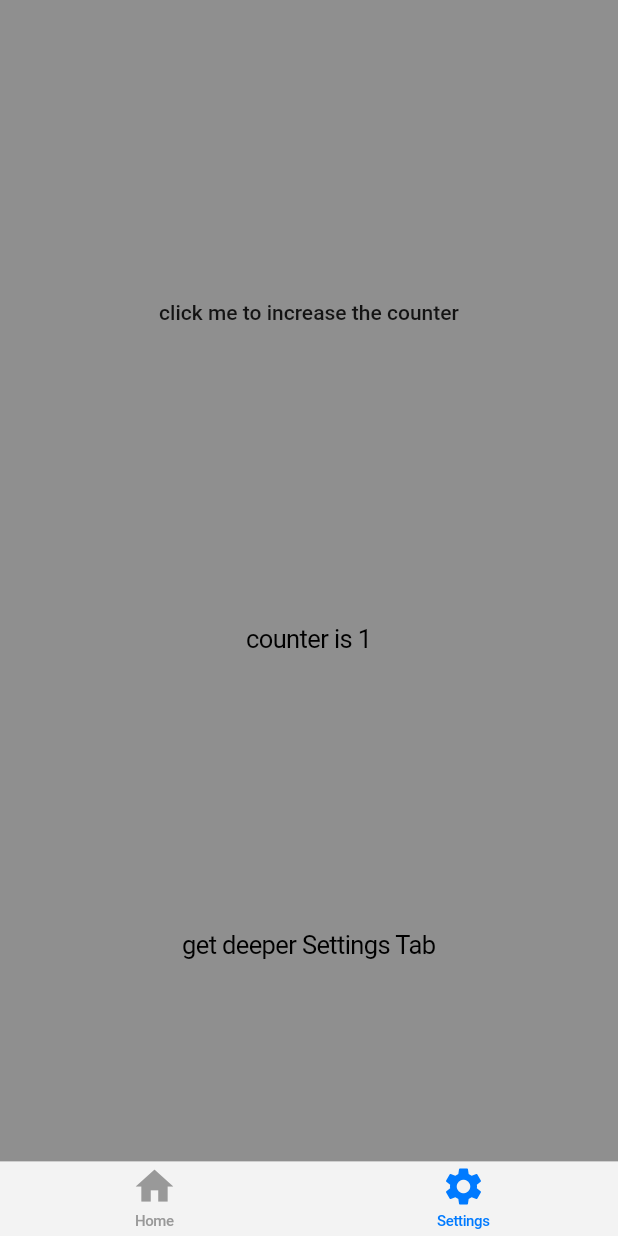
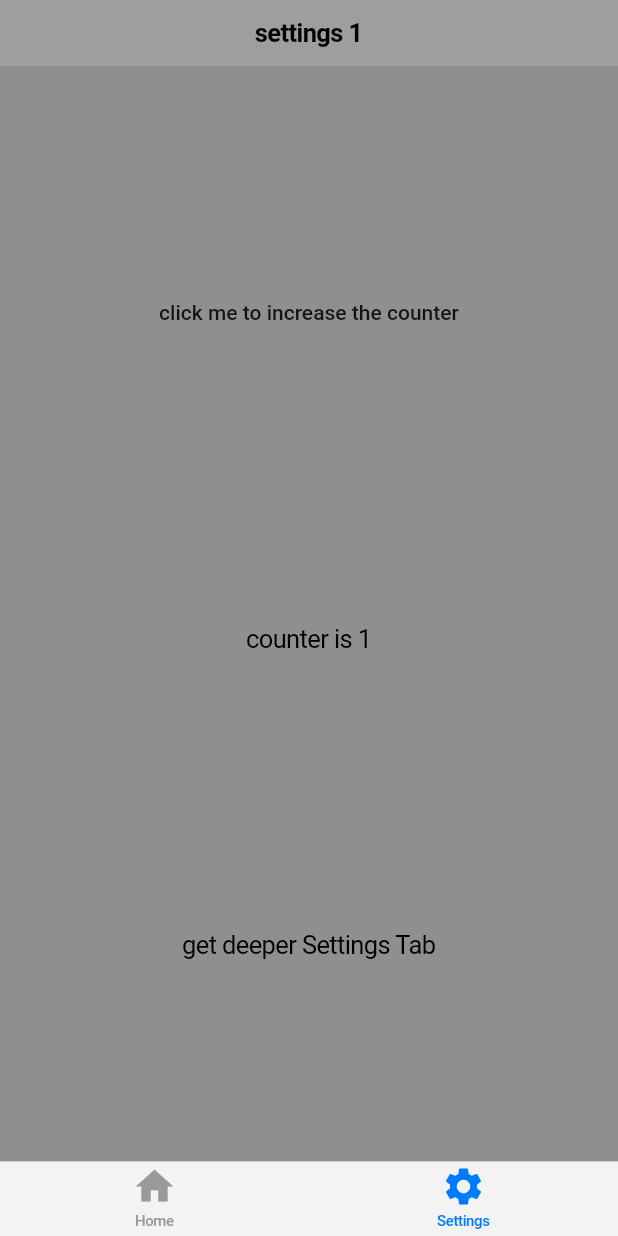
Before and after one commit to Babwenbiber/multi_tab_scaffold, a Flutter app: the screen it shows after launch, item 2 of the bottom bar chosen, after a tap on "click me to increase the counter", on a phone screen of 412 x 824 dp. Run offline on Flutter 3.47's test engine with Material 2 defaults, Android fonts, the light colour scheme and no system bars; our stand-ins replace bloc, equatable, flutter_bloc; statements that could not run were skipped.

Commit message:
feat: implement a functionality to update title and resize property of the parent scaffold

```diff
--- /dev/null
+++ b/lib/bloc/navstate_bloc.dart
@@ -0,0 +1,19 @@
+import 'package:bloc/bloc.dart';
+import 'package:cupertino_nav/util/navbar_state.dart';
+import 'package:equatable/equatable.dart';
+import 'package:meta/meta.dart';
+
+part 'navstate_event.dart';
+part 'navstate_state.dart';
+
+class NavstateBloc extends Bloc<NavstateEvent, NavstateAbstractState> {
+  NavstateBloc() : super(NavstateInitial()) {
+    on<NavstateEvent>((event, emit) {
+      if (state is NavstateState) {
+        emit((state as NavstateState).copyWith(state: event.navbarState));
+      } else {
+        emit(NavstateState(navbarState: event.navbarState));
+      }
+    });
+  }
+}
--- /dev/null
+++ b/lib/bloc/navstate_event.dart
@@ -0,0 +1,11 @@
+part of 'navstate_bloc.dart';
+
+@immutable
+class NavstateEvent extends Equatable{
+  final NavbarState navbarState;
+
+  const NavstateEvent(this.navbarState);
+
+  @override
+  List<Object?> get props => [];
+}
--- /dev/null
+++ b/lib/bloc/navstate_state.dart
@@ -0,0 +1,27 @@
+part of 'navstate_bloc.dart';
+
+@immutable
+abstract class NavstateAbstractState extends Equatable {
+  const NavstateAbstractState();
+}
+
+class NavstateInitial extends NavstateAbstractState {
+  @override
+  List<Object?> get props => [];
+}
+
+@immutable
+class NavstateState extends NavstateAbstractState {
+  final NavbarState navbarState;
+  final bool init;
+
+  const NavstateState({required this.navbarState, this.init = false}) : super();
+
+  NavstateState copyWith({NavbarState? state, bool? init}) {
+    return NavstateState(
+        navbarState: state ?? navbarState, init: init ?? this.init);
+  }
+
+  @override
+  List<Object?> get props => [navbarState];
+}
--- a/lib/main.dart
+++ b/lib/main.dart
@@ -1,30 +1,41 @@
-import 'package:cupertino_nav/home_tab.dart';
-import 'package:cupertino_nav/settings_tab.dart';
+import 'package:cupertino_nav/bloc/navstate_bloc.dart';
+import 'package:cupertino_nav/pages/home_tab.dart';
+import 'package:cupertino_nav/pages/settings_tab.dart';
+
 import 'package:flutter/cupertino.dart';
 import 'package:flutter/material.dart';
+import 'package:flutter_bloc/flutter_bloc.dart';
 
 import 'multi_tab_scaffold.dart';
 import 'navigation.dart';
 
 void main() {
-  runApp(const MyApp());
+  runApp(MyApp());
 }
 
 class MyApp extends StatelessWidget {
-  const MyApp({Key? key}) : super(key: key);
+  final NavstateBloc bloc = NavstateBloc();
+  MyApp({Key? key}) : super(key: key);
 
   @override
   Widget build(BuildContext context) {
-    return const CupertinoApp(
-      theme: CupertinoThemeData(
-        scaffoldBackgroundColor: Colors.grey,
+    return BlocProvider(
+      create: (context) => bloc,
+      child: CupertinoApp(
+        theme: const CupertinoThemeData(
+          scaffoldBackgroundColor: Colors.grey,
+        ),
+        home: MultiTabScaffold(
+          items: const [
+            BottomNavigationBarItem(icon: Icon(Icons.home), label: 'Home'),
+            BottomNavigationBarItem(
+                icon: Icon(Icons.settings), label: 'Settings')
+          ],
+          onGenerateRoute: (settings) => Navigation.onGenerateRoute(settings),
+          pages: const [HomeTab(), SettingsTab()],
+        ),
+        onGenerateRoute: Navigation.onGenerateRoute,
       ),
-      home: MultiTabScaffold(items: [
-                BottomNavigationBarItem(icon: Icon(Icons.home), label: 'Home'),
-                BottomNavigationBarItem(
-                    icon: Icon(Icons.settings), label: 'Settings')
-              ], pages: [HomeTab(), SettingsTab()],),
-      onGenerateRoute: Navigation.onGenerateRoute,
     );
   }
 }
--- a/lib/multi_tab_scaffold.dart
+++ b/lib/multi_tab_scaffold.dart
@@ -1,6 +1,10 @@
+import 'package:cupertino_nav/util/navbar_state.dart';
+import 'package:cupertino_nav/util/utils.dart';
 import 'package:flutter/cupertino.dart';
 import 'package:flutter/material.dart';
+import 'package:flutter_bloc/flutter_bloc.dart';
 
+import 'bloc/navstate_bloc.dart';
 import 'navigation.dart';
 
 class MultiTabScaffold extends StatefulWidget {
@@ -24,14 +28,20 @@ class _MultiTabScaffoldState extends State<MultiTabScaffold> {
   final List<CupertinoTabView> _tabs = [];
   final Set<int> tabStack = {};
   final CupertinoTabController _tabController = CupertinoTabController();
-
+  int activeIndex = 0;
   @override
   void initState() {
     for (var element in widget.pages) {
       _tabs.add(CupertinoTabView(
         navigatorKey: GlobalKey<NavigatorState>(),
         builder: (context) => element,
-        onGenerateRoute: Navigation.onGenerateRoute,
+        onGenerateRoute: (settings) {
+          final route = Navigation.onGenerateRoute(settings);
+          BlocProvider.of<NavstateBloc>(context).add(NavstateEvent(
+              getNavbarStateFromRouteName(
+                  settings.name, _tabController.index)));
+          return route;
+        },
         navigatorObservers: widget.navigatorObservers,
       ));
     }
@@ -43,22 +53,35 @@ class _MultiTabScaffoldState extends State<MultiTabScaffold> {
   Widget build(BuildContext context) {
     return WillPopScope(
       onWillPop: _onWillPop,
-      child: CupertinoPageScaffold(
+      child: BlocBuilder<NavstateBloc, NavstateAbstractState>(
+          builder: (context, NavstateAbstractState state) {
+        late NavbarState navBarState;
+        if (state is NavstateState) {
+          navBarState = state.navbarState;
+        } else {
+          navBarState =
+              getNavbarStateFromRouteName(getRouteName(), _tabController.index);
+        }
+        return CupertinoPageScaffold(
+          navigationBar:
+              CupertinoNavigationBar(middle: Text(navBarState.title)),
           child: CupertinoTabScaffold(
               controller: _tabController,
               tabBar: CupertinoTabBar(
                 onTap: onTap,
                 items: widget.items,
               ),
+              resizeToAvoidBottomInset: navBarState.resizeBottom,
               tabBuilder: (BuildContext context, index) {
                 return _tabs[index];
               }),
-      ),
+        );
+      }),
     );
   }
 
   void onTap(int tappedIndex) {
-    if (_tabController.index == tappedIndex) {
+    if (activeIndex == tappedIndex) {
       _tabs[_tabController.index]
           .navigatorKey
           ?.currentState
@@ -67,25 +90,59 @@ class _MultiTabScaffoldState extends State<MultiTabScaffold> {
     tabStack.remove(tappedIndex);
     tabStack.add(tappedIndex);
     _tabController.index = tappedIndex;
+    activeIndex = tappedIndex;
+    BuildContext? _context =
+        _tabs[_tabController.index].navigatorKey?.currentContext;
+    if (_context != null) {
+      BlocProvider.of<NavstateBloc>(context).add(NavstateEvent(
+          getNavbarStateFromRouteName(
+              ModalRoute.of(_context)?.settings.name, _tabController.index)));
+    } else {
+      BlocProvider.of<NavstateBloc>(context).add(NavstateEvent(
+          getNavbarStateFromRouteName(getRouteName(), _tabController.index)));
+    }
   }
 
   Future<bool> _onWillPop() async {
     bool canPop =
         _tabs[_tabController.index].navigatorKey?.currentState?.canPop() ??
             false;
-
+    bool willPop = false;
     if (!canPop) {
       if (tabStack.length > 1) {
         tabStack.remove(_tabController.index);
         setState(() {
           _tabController.index = tabStack.last;
         });
+        activeIndex = _tabController.index;
       } else {
-        return true;
+        willPop = true;
       }
     } else {
       _tabs[_tabController.index].navigatorKey?.currentState?.pop();
     }
-    return false;
+    BlocProvider.of<NavstateBloc>(context).add(NavstateEvent(
+        getNavbarStateFromRouteName(
+            ModalRoute.of(
+                    _tabs[_tabController.index].navigatorKey!.currentContext!)
+                ?.settings
+                .name,
+            _tabController.index)));
+    print(
+        "current route ${ModalRoute.of(_tabs[_tabController.index].navigatorKey!.currentContext!)?.settings.name}");
+    return willPop;
+  }
+
+  String getRouteName() {
+    BuildContext? context =
+        _tabs[_tabController.index].navigatorKey?.currentContext;
+    String? route;
+    if (context != null) {
+      route = ModalRoute.of(context)?.settings.name;
+    }
+    if (route == null || route == "/") {
+      route = getRouteNameFromRoutePages(_tabController.index);
+    }
+    return route;
   }
 }
--- a/lib/home_tab.dart
+++ b/lib/pages/home_tab.dart
@@ -2,6 +2,7 @@ import 'package:flutter/cupertino.dart';
 
 class HomeTab extends StatelessWidget {
   const HomeTab({Key? key}) : super(key: key);
+  static const routeName = "/home_tab";
 
   @override
   Widget build(BuildContext context) {
--- a/lib/settings_tab.dart
+++ b/lib/pages/settings_tab.dart
@@ -1,8 +1,10 @@
+import 'package:cupertino_nav/pages/settings_tab2.dart';
 import 'package:flutter/cupertino.dart';
 import 'package:flutter/material.dart';
 
 class SettingsTab extends StatefulWidget {
   const SettingsTab({Key? key}) : super(key: key);
+  static const routeName = "/settings_tab";
 
   @override
   State<StatefulWidget> createState() => _SettingsTabState();
@@ -15,7 +17,7 @@ class _SettingsTabState extends State<SettingsTab> {
     return Center(
       child: GestureDetector(
           onTap: () {
-            Navigator.pushNamed(context, "/settings2");
+            Navigator.pushNamed(context, SettingsTab2.routeName);
           },
           child: Column(
             mainAxisAlignment: MainAxisAlignment.spaceEvenly,
--- a/lib/settings_tab2.dart
+++ b/lib/pages/settings_tab2.dart
@@ -2,6 +2,7 @@ import 'package:flutter/cupertino.dart';
 
 class SettingsTab2 extends StatelessWidget {
   const SettingsTab2({Key? key}) : super(key: key);
+  static const routeName = "/settings_tab2";
 
   @override
   Widget build(BuildContext context) {
--- /dev/null
+++ b/lib/util/navbar_state.dart
@@ -0,0 +1,15 @@
+import 'package:flutter/material.dart';
+
+class NavbarState {
+  bool resizeBottom;
+  String title;
+
+  NavbarState({this.resizeBottom = false, required this.title});
+
+  NavbarState copyWith({NavbarState? state}) {
+    return NavbarState(
+      resizeBottom: state?.resizeBottom ?? resizeBottom,
+      title: state?.title ?? title,
+    );
+  }
+}
--- a/lib/navigation.dart
+++ b/lib/util/navigation.dart
@@ -1,21 +1,21 @@
-import 'package:cupertino_nav/settings_tab.dart';
-import 'package:cupertino_nav/settings_tab2.dart';
+import 'package:cupertino_nav/pages/home_tab.dart';
+import 'package:cupertino_nav/pages/settings_tab.dart';
+import 'package:cupertino_nav/pages/settings_tab2.dart';
 import 'package:flutter/cupertino.dart';
 
-import 'home_tab.dart';
 
 class Navigation {
   static Route<dynamic>? onGenerateRoute(RouteSettings settings) {
     switch (settings.name) {
-      case "/home":
+      case HomeTab.routeName:
         return CupertinoPageRoute(builder: (context) {
           return const HomeTab();
         });
-      case "/settings":
+      case SettingsTab.routeName:
         return CupertinoPageRoute(builder: (context) {
           return const SettingsTab();
         });
-      case "/settings2":
+      case SettingsTab2.routeName:
         return CupertinoPageRoute(builder: (context) {
           return const SettingsTab2();
         });
--- /dev/null
+++ b/lib/util/utils.dart
@@ -0,0 +1,36 @@
+
+
+
+import 'package:cupertino_nav/pages/home_tab.dart';
+import 'package:cupertino_nav/pages/settings_tab.dart';
+import 'package:cupertino_nav/pages/settings_tab2.dart';
+
+import 'navbar_state.dart';
+
+NavbarState getNavbarStateFromRouteName(String? route, int index) {
+  switch (route) {
+    case HomeTab.routeName:
+      return NavbarState(title: "home", resizeBottom: true);
+    case SettingsTab.routeName:
+      return NavbarState(title: "settings 1", resizeBottom: false);
+    case SettingsTab2.routeName:
+      return NavbarState(title: "settings 2", resizeBottom: true);
+    case "/":
+      return getNavbarStateFromRoutePages(index);
+  }
+  return NavbarState(title: "NO ROUTE FOUND", resizeBottom: true);
+}
+
+String getRouteNameFromRoutePages(int index) {
+switch (index) {
+    case 0:
+      return HomeTab.routeName;
+    case 1:
+      return SettingsTab.routeName;
+  }
+  return "unknown INDEX $index";
+}
+
+NavbarState getNavbarStateFromRoutePages(int index) {
+  return getNavbarStateFromRouteName(getRouteNameFromRoutePages(index), index);
+}
```
Also changed, not shown: pubspec.yaml (+5 -17 lines), pubspec.lock. Lines whose indentation alone changed are shown as unchanged.
